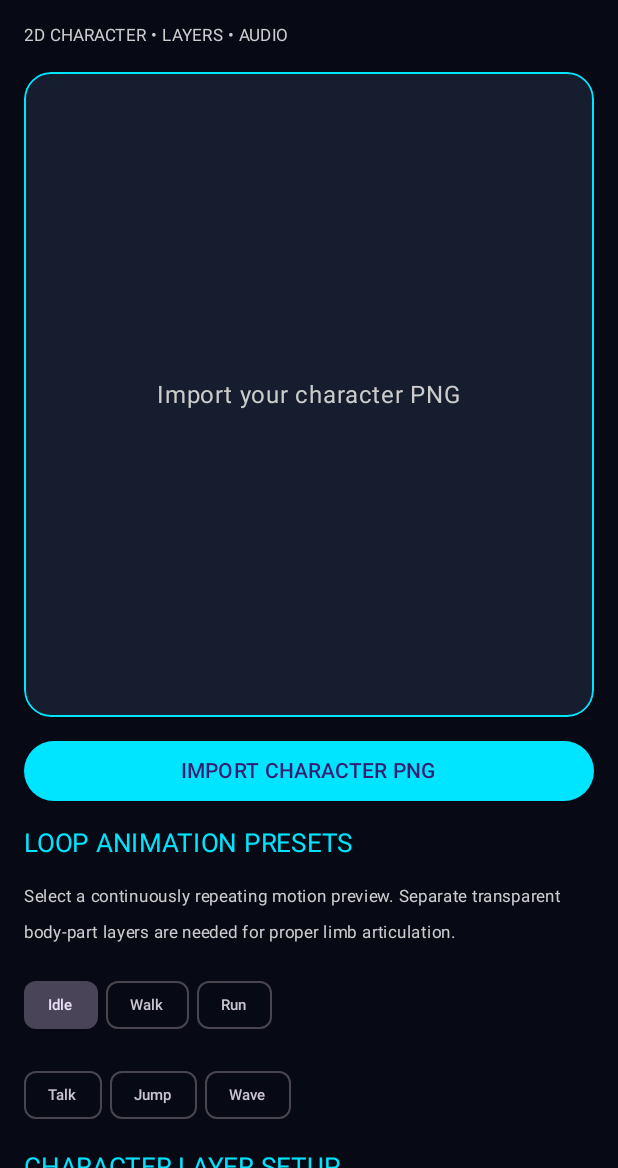
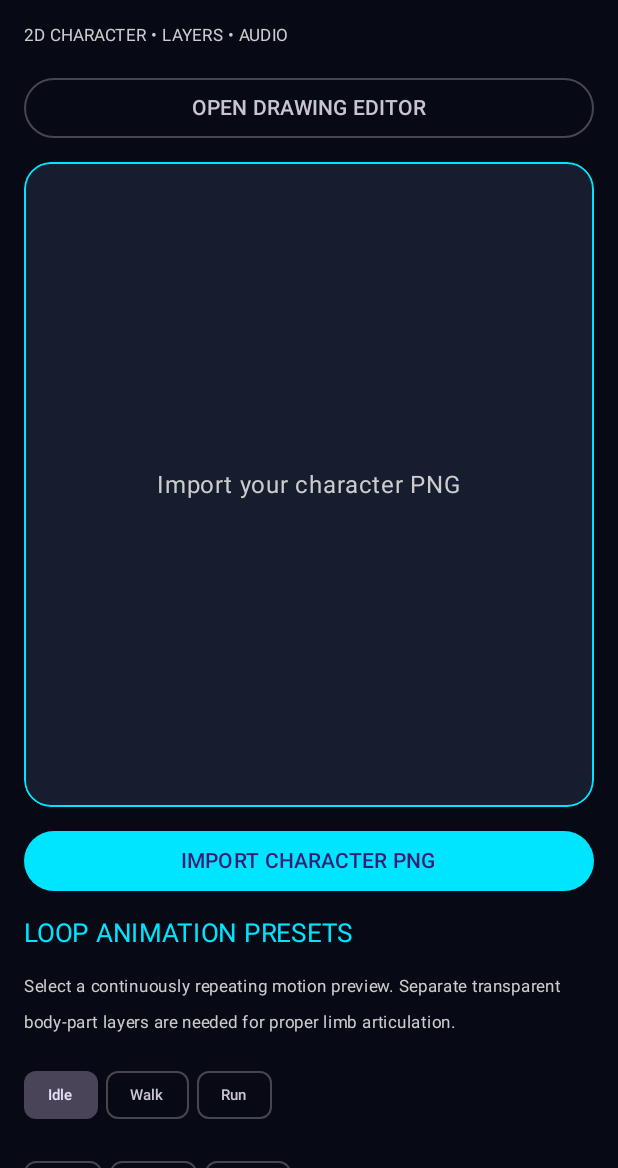
Before and after one commit to sebiusche-spec/Skull-Studio-AI-, an Android app built with Jetpack Compose: the screen it shows after launch (MainActivity), on a phone screen of 412 x 824 dp, the part 68-1236 px from its top. Run offline under Robolectric (Android 15) with nearby library versions, the phone set to English and light mode, and no system bars.

Commit message:
Connect drawing editor to studio home screen

```diff
--- a/app/src/main/java/com/skullstudio/ai/MainActivity.kt
+++ b/app/src/main/java/com/skullstudio/ai/MainActivity.kt
@@ -62,6 +62,7 @@ fun StudioApp() {
     var volume by remember { mutableFloatStateOf(0.8f) }
     var audioPlaying by remember { mutableStateOf(false) }
     var player by remember { mutableStateOf<MediaPlayer?>(null) }
+    var showDrawingEditor by remember { mutableStateOf(false) }
 
     val imagePicker = rememberLauncherForActivityResult(ActivityResultContracts.GetContent()) {
         characterUri = it
@@ -118,12 +119,17 @@ fun StudioApp() {
     )
 
     MaterialTheme(colorScheme = darkColorScheme(background = bg, surface = panel, primary = cyan)) {
-        Column(
+        if (showDrawingEditor) {
+            DrawingEditor(onClose = { showDrawingEditor = false })
+        } else Column(
             Modifier.fillMaxSize().background(bg).verticalScroll(rememberScrollState()).padding(16.dp),
             verticalArrangement = Arrangement.spacedBy(12.dp)
         ) {
             Text("SKULL STUDIO AI", color = cyan, fontSize = 25.sp)
             Text("2D CHARACTER • LAYERS • AUDIO", color = Color.LightGray, fontSize = 11.sp)
+            OutlinedButton(onClick = { showDrawingEditor = true }, modifier = Modifier.fillMaxWidth()) {
+                Text("OPEN DRAWING EDITOR")
+            }
 
             BoxWithConstraints(
                 Modifier.fillMaxWidth()
```
